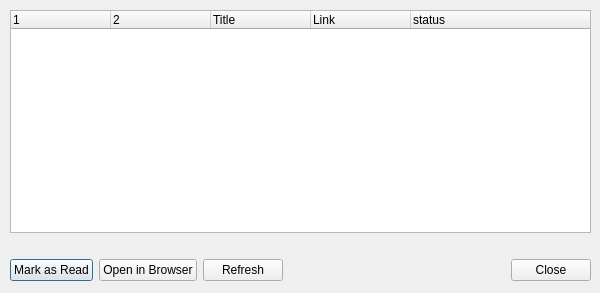
First picture: the form in trunk/shaman/ui/newsDialog.ui, repository drf/shaman1, before the edit.
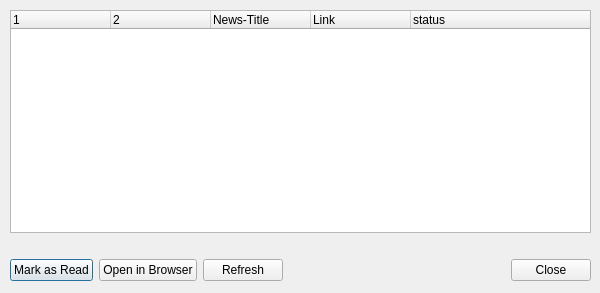
Second picture: the form after the edit. Icons and pictures are not drawn.

The edit to the form file:
```diff
--- a/trunk/shaman/ui/newsDialog.ui
+++ b/trunk/shaman/ui/newsDialog.ui
@@ -45,7 +45,7 @@
       </column>
       <column>
        <property name="text" >
-        <string>Title</string>
+        <string>News-Title</string>
        </property>
        <property name="icon" >
         <iconset resource="shaman.qrc" >:/Icons/icons/draw-text.png</iconset>
```
Left out of the diff: 28 changed lines with no effect on the pictures.
